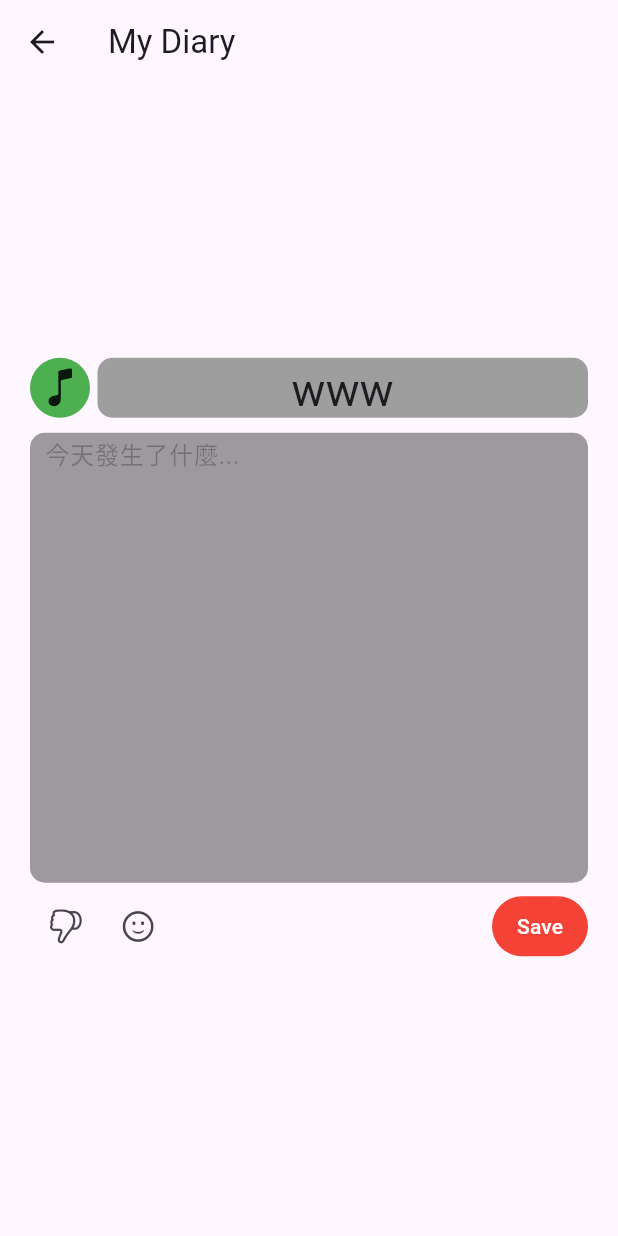
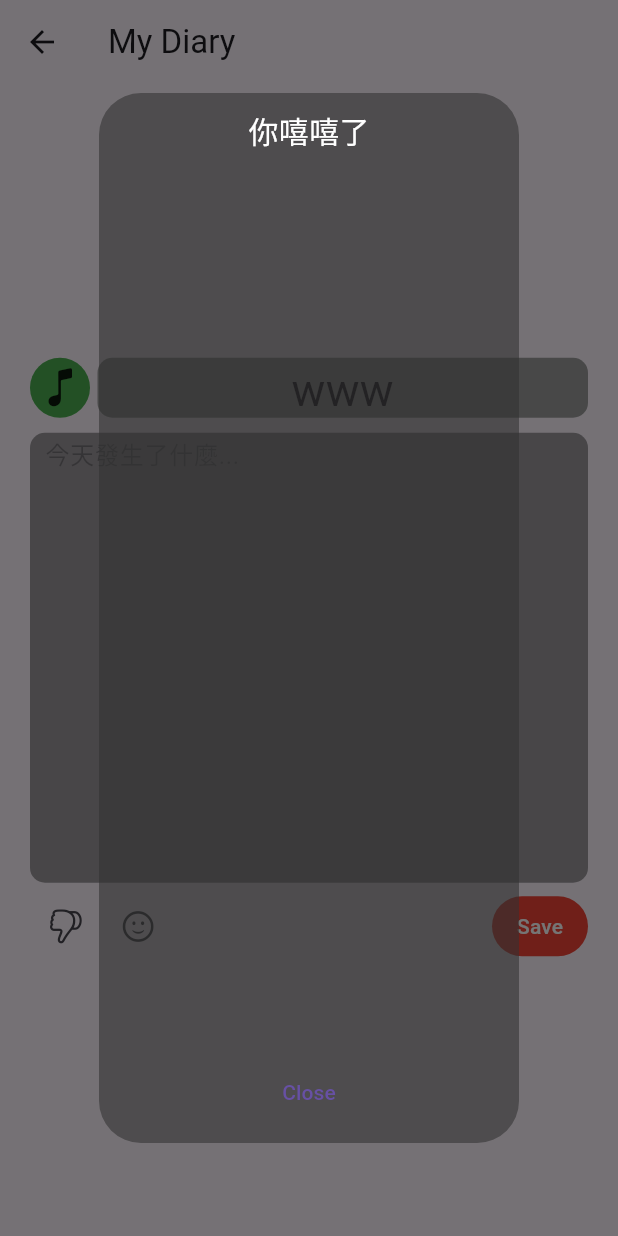
Before and after one commit to SimonLiu423/cc_diary, a Flutter app: the DiaryPage screen opened directly, after a tap on "Save", on a phone screen of 412 x 824 dp. Run offline on Flutter 3.47's test engine with Material 3 defaults, Android fonts, the phone set to English and light mode, and no system bars; our stand-ins replace convex_bottom_bar, equatable, flutter_bloc; generated files the repository leaves out were written again; network calls fail.

Commit message:
add diary save AI response popup

```diff
--- a/lib/features/new_diary/diary.dart
+++ b/lib/features/new_diary/diary.dart
@@ -28,7 +28,26 @@ class _DiaryPageState extends State<DiaryPage> {
           padding: const EdgeInsets.fromLTRB(20, 0, 20, 0),
           child: BlocProvider(
             create: (context) => DiaryBloc(),
-            child: BlocBuilder<DiaryBloc, DiaryState>(
+            child: BlocConsumer<DiaryBloc, DiaryState>(
+              listener: (context, state) {
+                // Show AI result after save
+                if (state is DiarySaved) {
+                  showDialog(
+                    context: context,
+                    builder: (_) => Dialog(
+                      backgroundColor: const Color.fromARGB(150, 50, 50, 50),
+                      child: Container(
+                        height: 700,
+                        padding: const EdgeInsets.all(10),
+                        child: Column(children: [
+                          Expanded(child: Text(state.diaryResult, style: const TextStyle(fontSize: 20, color: Colors.white))),
+                          TextButton(onPressed: () => Navigator.pop(context), child: Text(l10n(context).newDiary_close)),
+                        ]),
+                      ),
+                    ),
+                  );
+                }
+              },
               builder: (context, state) {
                 return Column(
                   mainAxisSize: MainAxisSize.min,
@@ -97,7 +116,7 @@ class _DiaryPageState extends State<DiaryPage> {
                     ),
                   ],
                 );
-              }
+              },
             ),
           ),
         ),
--- a/lib/features/new_diary/diary_bloc.dart
+++ b/lib/features/new_diary/diary_bloc.dart
@@ -1,6 +1,7 @@
 import 'dart:async';
 import 'dart:developer';
 
+import 'package:flutter/material.dart';
 import 'package:flutter_bloc/flutter_bloc.dart';
 
 import 'diary_event.dart';
@@ -13,6 +14,7 @@ class DiaryBloc extends Bloc<DiaryEvent, DiaryState> {
 
   FutureOr<void> _onSaveDiary(SaveDiary event, Emitter<DiaryState> emit) {
     log(event.diaryContent);
-    // emit(DiaryLoaded(event.songId, event.diaryContent, event.ccState));
+    emit(DiarySaving());
+    emit(DiarySaved(event.songId, "你嘻嘻了"));
   }
 }
--- a/lib/features/new_diary/diary_state.dart
+++ b/lib/features/new_diary/diary_state.dart
@@ -9,13 +9,14 @@ sealed class DiaryState extends Equatable {
 
 final class DiaryInitial extends DiaryState {}
 
-class DiaryLoaded extends DiaryState {
+final class DiarySaving extends DiaryState {}
+
+class DiarySaved extends DiaryState {
   final String songId;
-  final String diaryContent;
-  final int ccState; // 1 ~ 5
+  final String diaryResult;
 
-  const DiaryLoaded(this.songId, this.diaryContent, this.ccState);
+  const DiarySaved(this.songId, this.diaryResult);
 
   @override
-  List<Object> get props => [songId, diaryContent];
+  List<Object> get props => [songId, diaryResult];
 }
--- a/lib/l10n/app_en.arb
+++ b/lib/l10n/app_en.arb
@@ -9,5 +9,6 @@
     "numberPageTitle": "Number",
 
     "newDiary_save": "Save",
+    "newDiary_close": "Close",
     "newDiary_writeAreaHint": "今天發生了什麼..."
 }
--- a/lib/l10n/app_zh.arb
+++ b/lib/l10n/app_zh.arb
@@ -10,5 +10,6 @@
 
 
     "newDiary_save": "儲存",
+    "newDiary_close": "關閉",
     "newDiary_writeAreaHint": "今天發生了什麼..."
 }
```
